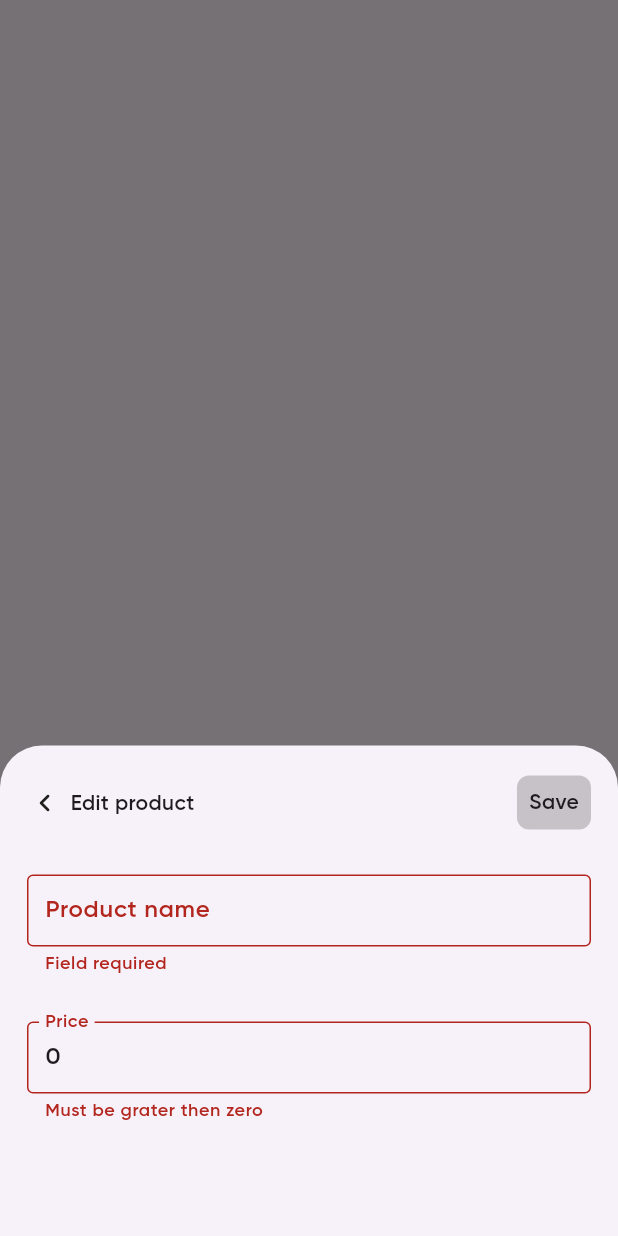
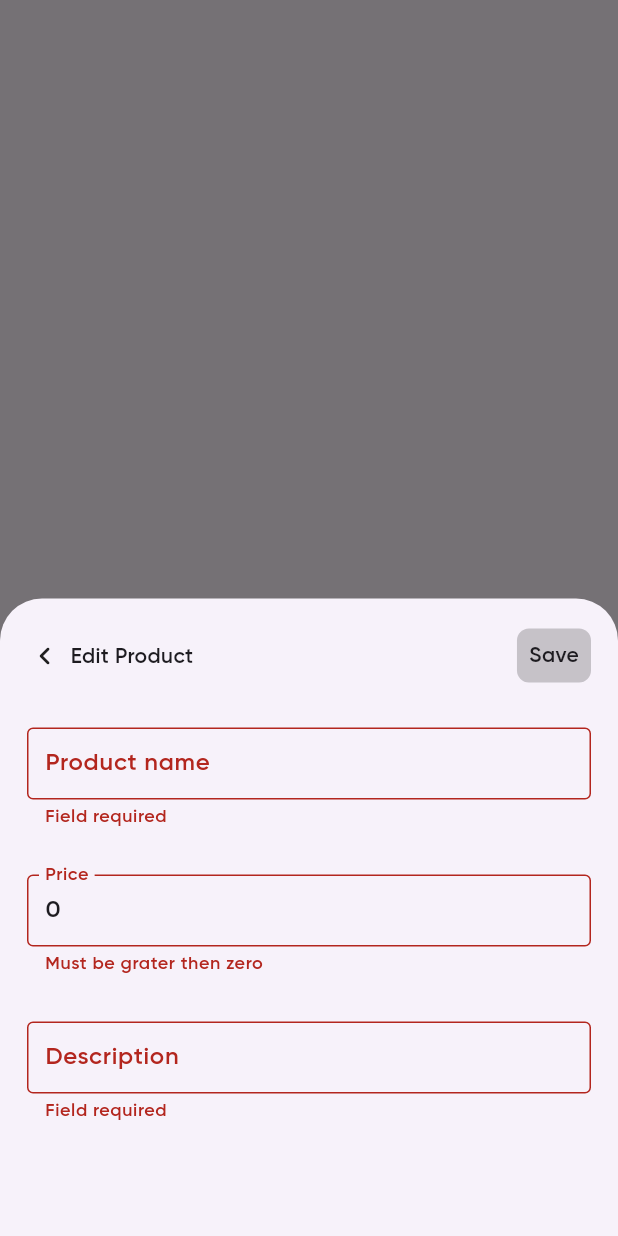
Before and after one commit to azkaowi222/bot-telegram, a Flutter app: what bottomBar() shows on an empty page, opened directly with empty values, after a tap on "Save", on a phone screen of 412 x 824 dp. Run offline on Flutter 3.47's test engine with Material 3 defaults, Android fonts, the phone set to English and light mode, and no system bars; our stand-ins replace firebase_core, firebase_messaging, fl_chart, flutter_dotenv, flutter_local_notifications, image_picker and 1 more; accounts and stored records are empty; network calls fail.

Commit message:
add loader & edit description product

```diff
--- a/admin_telegram_bot/lib/views/products.dart
+++ b/admin_telegram_bot/lib/views/products.dart
@@ -4,6 +4,7 @@ import 'package:admin_telegram_bot/models/product_model.dart';
 import 'package:flutter/material.dart';
 import 'package:flutter/services.dart';
 import 'package:image_picker/image_picker.dart';
+import 'package:loading_animation_widget/loading_animation_widget.dart';
 
 class Products extends StatefulWidget {
   final ProductController controller;
@@ -38,6 +39,8 @@ class _ProductsState extends State<Products> {
 
   @override
   Widget build(BuildContext context) {
+    final deviceWidth = MediaQuery.of(context).size.width;
+    final deviceHeight = MediaQuery.of(context).size.height;
     return Column(
       mainAxisSize: MainAxisSize.min,
       children: [
@@ -115,10 +118,35 @@ class _ProductsState extends State<Products> {
                             ),
                             suffixIcon: IconButton(
                               onPressed: () async {
-                                //for jumpdot
+                                showDialog(
+                                  barrierDismissible: false,
+                                  context: context,
+                                  builder: (context) {
+                                    return Stack(
+                                      children: [
+                                        SizedBox(
+                                          height: deviceHeight * 0.80,
+                                          width: deviceWidth,
+                                          child: Column(
+                                            mainAxisAlignment:
+                                                MainAxisAlignment.end,
+                                            children: [
+                                              LoadingAnimationWidget.threeRotatingDots(
+                                                color: Colors.white,
+                                                size: 30,
+                                              ),
+                                            ],
+                                          ),
+                                        ),
+                                      ],
+                                    );
+                                  },
+                                );
+
                                 final message = await widget.controller
                                     .sendBroadcast(messageController.text);
                                 if (context.mounted) {
+                                  Navigator.pop(context);
                                   Navigator.pop(context);
                                   ScaffoldMessenger.of(context).showSnackBar(
                                     SnackBar(
@@ -439,10 +467,13 @@ void bottomBar(
   ProductModel product,
 ) {
   int keyboarHeight = 0;
-  print(keyboarHeight);
   final GlobalKey<FormState> _formKey = GlobalKey<FormState>();
   final productNameController = TextEditingController(text: product.name);
   final priceController = TextEditingController(text: product.price.toString());
+  final descriptionController = TextEditingController(
+    text: product.description,
+  );
+
   showModalBottomSheet(
     isScrollControlled: true,
     context: context,
@@ -478,7 +509,7 @@ void bottomBar(
                           SizedBox(width: 5),
                           Container(
                             margin: EdgeInsets.only(top: 2),
-                            child: Text('Edit product'),
+                            child: Text('Edit Product'),
                           ),
                         ],
                       ),
@@ -490,6 +521,7 @@ void bottomBar(
                             id: product.id,
                             name: productNameController.text,
                             balance: product.balance,
+                            description: descriptionController.text,
                             price:
                                 num.tryParse(priceController.text) ??
                                 product.price,
@@ -595,6 +627,33 @@ void bottomBar(
                             return null;
                           },
                         ),
+                        SizedBox(height: 30),
+                        TextFormField(
+                          textInputAction: TextInputAction.newline,
+                          onTapOutside: (_) {
+                            FocusManager.instance.primaryFocus?.unfocus();
+                            setBottomState(() => keyboarHeight = 0);
+                          },
+                          onFieldSubmitted: (_) {
+                            setBottomState(() => keyboarHeight = 0);
+                          },
+                          decoration: InputDecoration(
+                            contentPadding: EdgeInsets.symmetric(horizontal: 8),
+                            border: OutlineInputBorder(),
+                            labelText: 'Description',
+                          ),
+                          onTap: () {
+                            setBottomState(() => keyboarHeight = 200);
+                          },
+                          controller: descriptionController,
+                          autovalidateMode: AutovalidateMode.onUserInteraction,
+                          validator: (value) {
+                            if (value!.isEmpty) {
+                              return 'Field required';
+                            }
+                            return null;
+                          },
+                        ),
                       ],
                     ),
                   ),
--- a/admin_telegram_bot/pubspec.yaml
+++ b/admin_telegram_bot/pubspec.yaml
@@ -41,6 +41,7 @@ dependencies:
   firebase_messaging: ^16.1.2
   firebase_core: ^4.5.0
   flutter_local_notifications: ^19.5.0
+  loading_animation_widget: ^1.3.0
 
 dev_dependencies:
   flutter_test:
```
Also changed, not shown: admin_telegram_bot/pubspec.lock.
